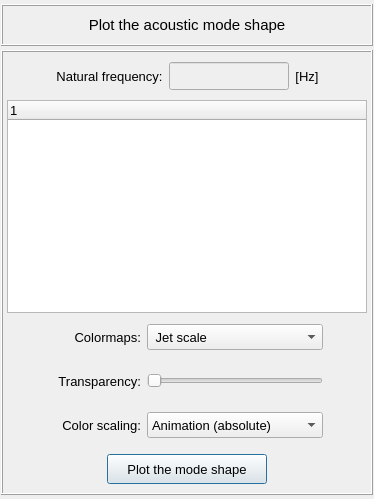
Before: the Qt Designer form pulse/interface/data/ui_files/plots/results/acoustic/acoustic_mode_shape.ui in open-pulse/OpenPulse, drawn with Qt 5.
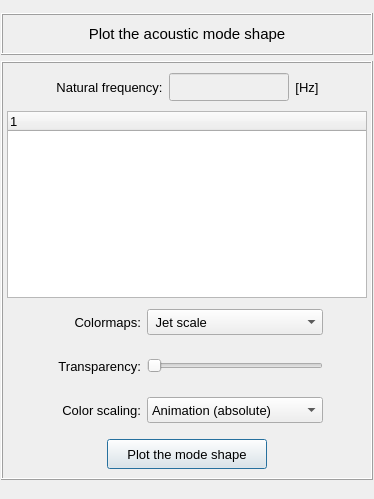
After: the same form once the commit is applied.

Commit message: Updates acoustic analysis widgets to use the animation widget instead of the animation toolbar

```diff
--- a/pulse/interface/data/ui_files/plots/results/acoustic/acoustic_mode_shape.ui
+++ b/pulse/interface/data/ui_files/plots/results/acoustic/acoustic_mode_shape.ui
@@ -36,87 +36,29 @@
     <number>4</number>
    </property>
    <item row="0" column="0">
-    <widget class="QFrame" name="frame_title">
-     <property name="minimumSize">
-      <size>
-       <width>0</width>
-       <height>42</height>
-      </size>
-     </property>
-     <property name="maximumSize">
-      <size>
-       <width>16777215</width>
-       <height>42</height>
-      </size>
-     </property>
+    <widget class="QScrollArea" name="scrollArea">
      <property name="frameShape">
-      <enum>QFrame::Box</enum>
+      <enum>QFrame::Shape::NoFrame</enum>
      </property>
-     <property name="frameShadow">
-      <enum>QFrame::Raised</enum>
+     <property name="widgetResizable">
+      <bool>true</bool>
      </property>
-     <property name="lineWidth">
-      <number>1</number>
-     </property>
-     <layout class="QGridLayout" name="gridLayout">
+     <widget class="QWidget" name="scrollAreaWidgetContents">
+      <property name="geometry">
+       <rect>
+        <x>0</x>
+        <y>0</y>
+        <width>360</width>
+        <height>494</height>
+       </rect>
+      </property>
+      <layout class="QGridLayout" name="gridLayout_7">
       <property name="leftMargin">
        <number>0</number>
       </property>
-      <property name="topMargin">
-       <number>0</number>
-      </property>
       <property name="rightMargin">
        <number>0</number>
       </property>
-      <property name="bottomMargin">
-       <number>0</number>
-      </property>
-      <property name="spacing">
-       <number>0</number>
-      </property>
-      <item row="0" column="0">
-       <widget class="QLabel" name="label_title">
-        <property name="minimumSize">
-         <size>
-          <width>0</width>
-          <height>0</height>
-         </size>
-        </property>
-        <property name="maximumSize">
-         <size>
-          <width>16777215</width>
-          <height>16777215</height>
-         </size>
-        </property>
-        <property name="font">
-         <font>
-          <family>MS Shell Dlg 2</family>
-          <pointsize>11</pointsize>
-          <weight>50</weight>
-          <italic>false</italic>
-          <bold>false</bold>
-         </font>
-        </property>
-        <property name="frameShape">
-         <enum>QFrame::NoFrame</enum>
-        </property>
-        <property name="frameShadow">
-         <enum>QFrame::Raised</enum>
-        </property>
-        <property name="text">
-         <string>Plot the acoustic mode shape</string>
-        </property>
-        <property name="textFormat">
-         <enum>Qt::AutoText</enum>
-        </property>
-        <property name="alignment">
-         <set>Qt::AlignCenter</set>
-        </property>
-       </widget>
-      </item>
-     </layout>
-    </widget>
-   </item>
    <item row="1" column="0">
     <widget class="QFrame" name="frame_frequencies">
      <property name="sizeIncrement">
@@ -207,7 +149,6 @@
             <font>
              <family>MS Shell Dlg 2</family>
              <pointsize>10</pointsize>
-             <weight>50</weight>
              <italic>false</italic>
              <bold>false</bold>
             </font>
@@ -396,7 +337,7 @@
            <property name="minimumSize">
             <size>
              <width>260</width>
-             <height>0</height>
+                 <height>180</height>
             </size>
            </property>
            <property name="maximumSize">
@@ -409,7 +350,6 @@
             <font>
              <family>MS Shell Dlg 2</family>
              <pointsize>10</pointsize>
-             <weight>50</weight>
              <italic>false</italic>
              <bold>false</bold>
             </font>
@@ -503,7 +443,6 @@
             <font>
              <family>MS Shell Dlg 2</family>
              <pointsize>10</pointsize>
-             <weight>50</weight>
              <bold>false</bold>
             </font>
            </property>
@@ -536,7 +475,6 @@
             <font>
              <family>MS Shell Dlg 2</family>
              <pointsize>10</pointsize>
-             <weight>50</weight>
              <italic>false</italic>
              <bold>false</bold>
             </font>
@@ -580,7 +518,6 @@
             <font>
              <family>MS Shell Dlg 2</family>
              <pointsize>10</pointsize>
-             <weight>50</weight>
              <bold>false</bold>
             </font>
            </property>
@@ -869,6 +806,101 @@
        </widget>
       </item>
      </layout>
+        </widget>
+       </item>
+       <item row="0" column="0">
+        <widget class="QFrame" name="frame_title">
+         <property name="minimumSize">
+          <size>
+           <width>0</width>
+           <height>42</height>
+          </size>
+         </property>
+         <property name="maximumSize">
+          <size>
+           <width>16777215</width>
+           <height>42</height>
+          </size>
+         </property>
+         <property name="frameShape">
+          <enum>QFrame::Shape::Box</enum>
+         </property>
+         <property name="frameShadow">
+          <enum>QFrame::Shadow::Raised</enum>
+         </property>
+         <property name="lineWidth">
+          <number>1</number>
+         </property>
+         <layout class="QGridLayout" name="gridLayout">
+          <property name="leftMargin">
+           <number>0</number>
+          </property>
+          <property name="topMargin">
+           <number>0</number>
+          </property>
+          <property name="rightMargin">
+           <number>0</number>
+          </property>
+          <property name="bottomMargin">
+           <number>0</number>
+          </property>
+          <property name="spacing">
+           <number>0</number>
+          </property>
+          <item row="0" column="0">
+           <widget class="QLabel" name="label_title">
+            <property name="minimumSize">
+             <size>
+              <width>0</width>
+              <height>0</height>
+             </size>
+            </property>
+            <property name="maximumSize">
+             <size>
+              <width>16777215</width>
+              <height>16777215</height>
+             </size>
+            </property>
+            <property name="font">
+             <font>
+              <family>MS Shell Dlg 2</family>
+              <pointsize>11</pointsize>
+              <italic>false</italic>
+              <bold>false</bold>
+             </font>
+            </property>
+            <property name="frameShape">
+             <enum>QFrame::Shape::NoFrame</enum>
+            </property>
+            <property name="frameShadow">
+             <enum>QFrame::Shadow::Raised</enum>
+            </property>
+            <property name="text">
+             <string>Plot the acoustic mode shape</string>
+            </property>
+            <property name="textFormat">
+             <enum>Qt::TextFormat::AutoText</enum>
+            </property>
+            <property name="alignment">
+             <set>Qt::AlignmentFlag::AlignCenter</set>
+            </property>
+           </widget>
+          </item>
+         </layout>
+        </widget>
+       </item>
+       <item row="2" column="0">
+        <widget class="QFrame" name="frame_animation">
+         <property name="frameShape">
+          <enum>QFrame::Shape::NoFrame</enum>
+         </property>
+         <property name="frameShadow">
+          <enum>QFrame::Shadow::Raised</enum>
+         </property>
+        </widget>
+       </item>
+      </layout>
+     </widget>
     </widget>
    </item>
   </layout>
```
Left out of the diff: 62 changed lines with no effect on the pictures. Lines whose indentation alone changed are shown as unchanged. The commit also changes 5 other files.
